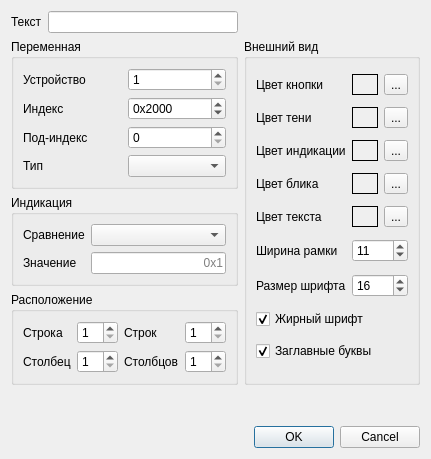
Old version of the form sdovalueindicatoreditdlg.ui in the repository catompiler/QCanDrive.
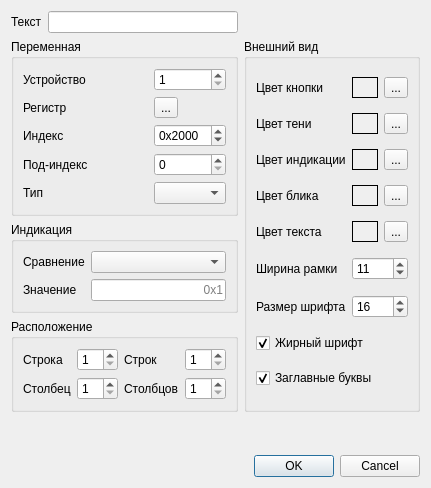
New version of the form.

Commit message: add reg select button to cockpit edit dialogs

```diff
--- a/sdovalueindicatoreditdlg.ui
+++ b/sdovalueindicatoreditdlg.ui
@@ -7,7 +7,7 @@
     <x>0</x>
     <y>0</y>
     <width>421</width>
-    <height>459</height>
+    <height>488</height>
    </rect>
   </property>
   <property name="windowTitle">
@@ -51,24 +51,48 @@
       <string>Переменная</string>
      </property>
      <layout class="QGridLayout" name="gridLayout">
-      <item row="3" column="0">
-       <widget class="QLabel" name="lblType">
-        <property name="text">
-         <string>Тип</string>
-        </property>
-       </widget>
-      </item>
-      <item row="3" column="1">
-       <widget class="QComboBox" name="cbType"/>
-      </item>
-      <item row="1" column="0">
+      <item row="2" column="0">
        <widget class="QLabel" name="lblIndex">
         <property name="text">
          <string>Индекс</string>
         </property>
        </widget>
       </item>
-      <item row="1" column="1">
+      <item row="3" column="1">
+       <widget class="QSpinBox" name="sbSubIndex">
+        <property name="maximum">
+         <number>255</number>
+        </property>
+       </widget>
+      </item>
+      <item row="4" column="1">
+       <widget class="QComboBox" name="cbType"/>
+      </item>
+      <item row="4" column="0">
+       <widget class="QLabel" name="lblType">
+        <property name="text">
+         <string>Тип</string>
+        </property>
+       </widget>
+      </item>
+      <item row="3" column="0">
+       <widget class="QLabel" name="lblSubIndex">
+        <property name="text">
+         <string>Под-индекс</string>
+        </property>
+       </widget>
+      </item>
+      <item row="0" column="1">
+       <widget class="QSpinBox" name="sbNodeId">
+        <property name="minimum">
+         <number>1</number>
+        </property>
+        <property name="maximum">
+         <number>127</number>
+        </property>
+       </widget>
+      </item>
+      <item row="2" column="1">
        <widget class="QSpinBox" name="sbIndex">
         <property name="prefix">
          <string>0x</string>
@@ -84,13 +108,6 @@
         </property>
        </widget>
       </item>
-      <item row="2" column="1">
-       <widget class="QSpinBox" name="sbSubIndex">
-        <property name="maximum">
-         <number>255</number>
-        </property>
-       </widget>
-      </item>
       <item row="0" column="0">
        <widget class="QLabel" name="lblNodeId">
         <property name="text">
@@ -98,20 +115,17 @@
         </property>
        </widget>
       </item>
-      <item row="2" column="0">
-       <widget class="QLabel" name="lblSubIndex">
+      <item row="1" column="0">
+       <widget class="QLabel" name="lblReg">
         <property name="text">
-         <string>Под-индекс</string>
+         <string>Регистр</string>
         </property>
        </widget>
       </item>
-      <item row="0" column="1">
-       <widget class="QSpinBox" name="sbNodeId">
-        <property name="minimum">
-         <number>1</number>
-        </property>
-        <property name="maximum">
-         <number>127</number>
+      <item row="1" column="1">
+       <widget class="QToolButton" name="tbRegSel">
+        <property name="text">
+         <string>...</string>
         </property>
        </widget>
       </item>
```
The commit also changes 25 other files.
